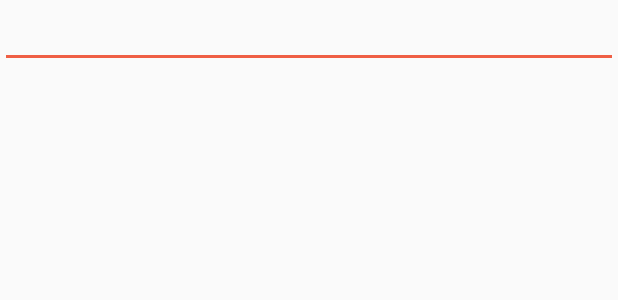
After one commit to LJH001/GoHappy, an Android app: the layout test.xml on its own in the app's theme, with its tools: preview values and no code run, on a phone screen of 412 x 824 dp. The commit adds this screen. Shown: the top 300 px of the screen. Run offline under Robolectric (Android 15) with nearby library versions, the phone set to English and light mode, and no system bars.

Commit message:
add some news

```diff
--- a/app/src/main/java/com/example/liujianhui/gohappy/di/module/HttpModule.java
+++ b/app/src/main/java/com/example/liujianhui/gohappy/di/module/HttpModule.java
@@ -3,7 +3,6 @@ package com.example.liujianhui.gohappy.di.module;
 import android.util.Log;
 
 import com.example.liujianhui.gohappy.BuildConfig;
-import com.example.liujianhui.gohappy.R;
 import com.example.liujianhui.gohappy.contants.AppConstant;
 import com.example.liujianhui.gohappy.contants.SdkContant;
 import com.example.liujianhui.gohappy.di.qualifier.NewsUrl;
@@ -27,8 +26,6 @@ import okhttp3.logging.HttpLoggingInterceptor;
 import retrofit2.Retrofit;
 import retrofit2.adapter.rxjava.RxJavaCallAdapterFactory;
 import retrofit2.converter.gson.GsonConverterFactory;
-
-import static u.aly.x.S;
 
 
 /**
--- a/app/src/main/java/com/example/liujianhui/gohappy/presenter/contracts/NewsContract.java
+++ b/app/src/main/java/com/example/liujianhui/gohappy/presenter/contracts/NewsContract.java
@@ -22,6 +22,6 @@ public interface NewsContract {
 
         void getNewsData(String type);
 
-  //      void getMoreGoldData();
+  //    void getMoreGoldData();
     }
 }
--- a/app/src/main/java/com/example/liujianhui/gohappy/util/SystemUtil.java
+++ b/app/src/main/java/com/example/liujianhui/gohappy/util/SystemUtil.java
@@ -14,7 +14,6 @@ import java.io.IOException;
  */
 
 public class SystemUtil {
-
     /**
      * 获取进程号对应的进程名
      *
--- /dev/null
+++ b/app/src/main/res/layout/test.xml
@@ -0,0 +1,10 @@
+<?xml version="1.0" encoding="utf-8"?>
+<LinearLayout xmlns:android="http://schemas.android.com/apk/res/android"
+    android:orientation="vertical" android:layout_width="match_parent"
+    android:layout_height="match_parent">
+<EditText
+    android:id="@+id/edt_ab"
+    android:maxLength="5"
+    android:layout_width="match_parent"
+    android:layout_height="wrap_content" />
+</LinearLayout>
--- a/app/src/main/res/values/strings.xml
+++ b/app/src/main/res/values/strings.xml
@@ -38,6 +38,6 @@
     <string name="str_music_online_head">网络云音乐</string>
     <string name="str_tab_news">新闻</string>
     <string name="str_tab_music">音乐</string>
-    <string name="str_tab_images">音乐</string>
-    <string name="str_tab_video">音乐</string>
+    <string name="str_tab_images">图片</string>
+    <string name="str_tab_video">电影</string>
 </resources>
--- a/build.gradle
+++ b/build.gradle
@@ -6,7 +6,7 @@ buildscript {
         jcenter()
     }
     dependencies {
-        classpath 'com.android.tools.build:gradle:2.2.0'
+        classpath 'com.android.tools.build:gradle:1.5.0+'
         classpath 'com.neenbedankt.gradle.plugins:android-apt:1.8'
 
         // NOTE: Do not place your application dependencies here; they belong
```
Also changed, not shown: app/src/main/java/com/example/liujianhui/gohappy/di/component/MyApplicationComponent.java (+11 -1 lines), app/src/main/java/com/example/liujianhui/gohappy/di/module/PageModule.java (+22 -1 lines), app/src/main/java/com/example/liujianhui/gohappy/test/TestActivity3.java (+27 -21 lines), app/src/main/java/com/example/liujianhui/gohappy/ui/main/activity/MainActivity.java (+6 -4 lines), app/src/main/res/layout/activity_main.xml (+5 -5 lines), app/src/main/res/layout/fragment_news.xml (+20 -5 lines).
